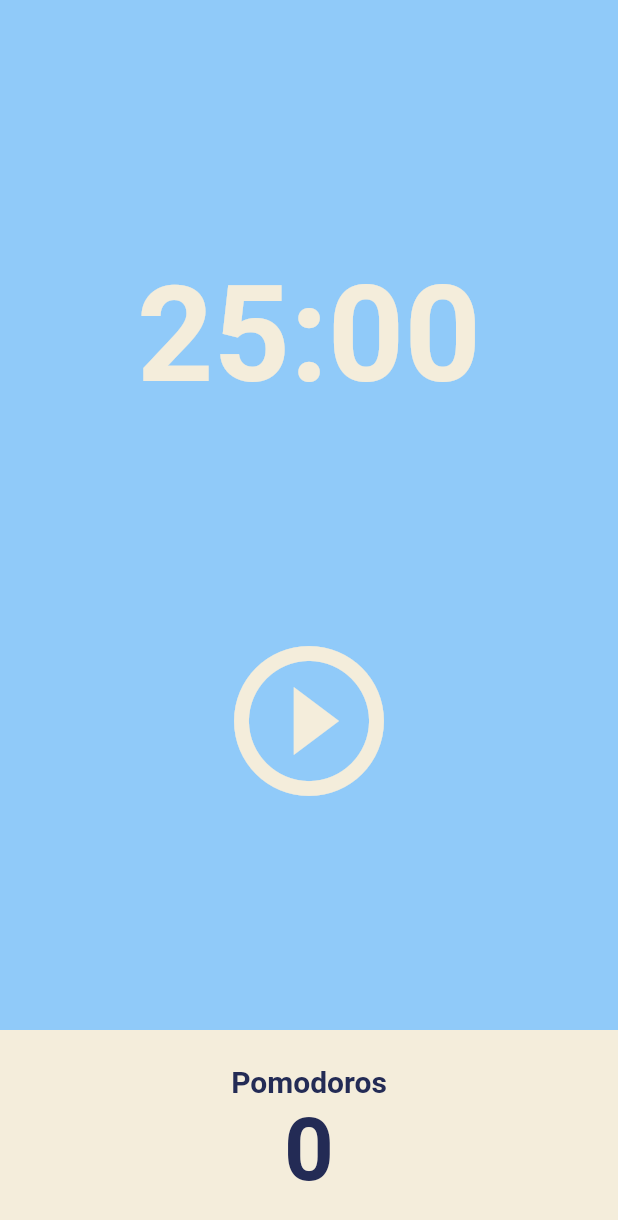
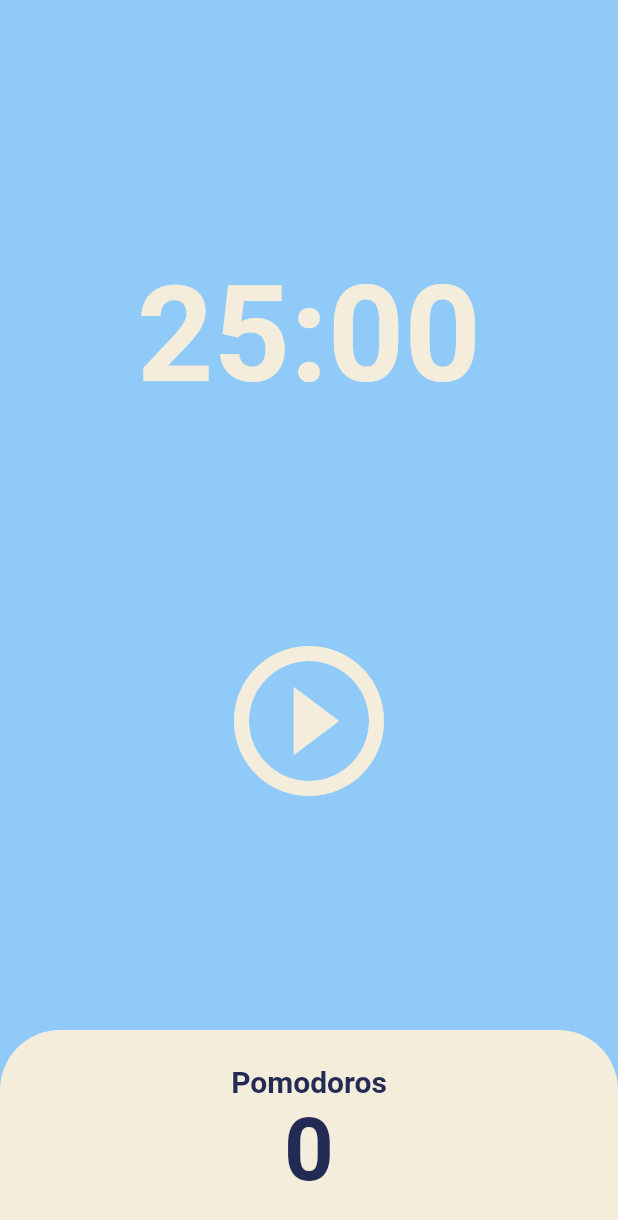
Before and after one commit to bug41/toonflix, a Flutter app: the screen it shows after launch, on a phone screen of 412 x 824 dp. Shown: the top 1220 px of the screen. Run offline on Flutter 3.47's test engine with Material 2 defaults, Android fonts, the phone set to English and light mode, and no system bars.

```diff
--- a/lib/screens/home_screen.dart
+++ b/lib/screens/home_screen.dart
@@ -1,3 +1,5 @@
+import 'dart:async';
+
 import 'package:flutter/material.dart';
 
 class HomeScreen extends StatefulWidget {
@@ -8,6 +10,19 @@ class HomeScreen extends StatefulWidget {
 }
 
 class _HomeScreenState extends State<HomeScreen> {
+  int totalSeconds = 1500;
+  late Timer timer; //late , property 를 계속 초기화 하지않아도 된다는 뜻
+
+  void onTick(Timer timer) {
+    setState(() {
+      totalSeconds = totalSeconds - 1;
+    });
+  }
+
+  void onStartPressed() {
+    timer = Timer.periodic(const Duration(seconds: 1), onTick);
+  }
+
   @override
   Widget build(BuildContext context) {
     return Scaffold(
@@ -45,8 +60,12 @@ class _HomeScreenState extends State<HomeScreen> {
               children: [
                 Expanded(
                   child: Container(
-                    decoration:
-                        BoxDecoration(color: Theme.of(context).cardColor),
+                    decoration: BoxDecoration(
+                      color: Theme.of(context).cardColor,
+                      borderRadius: const BorderRadius.vertical(
+                        top: Radius.circular(40),
+                      ),
+                    ),
                     child: Column(
                       mainAxisAlignment: MainAxisAlignment.center,
                       children: [
```
